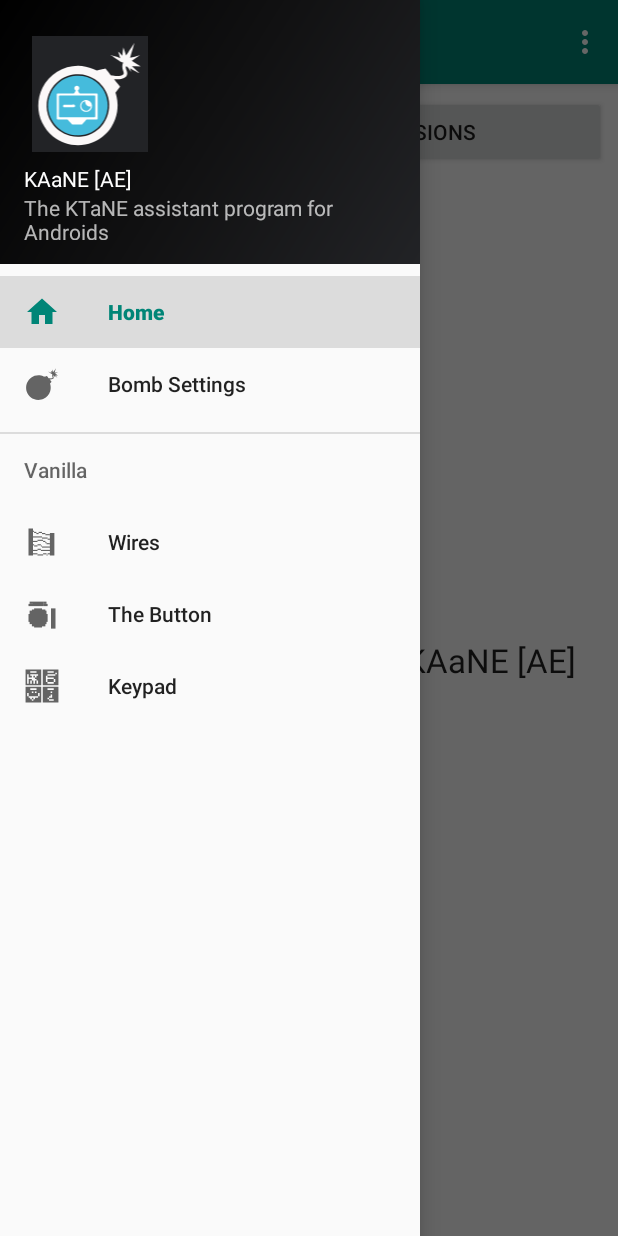
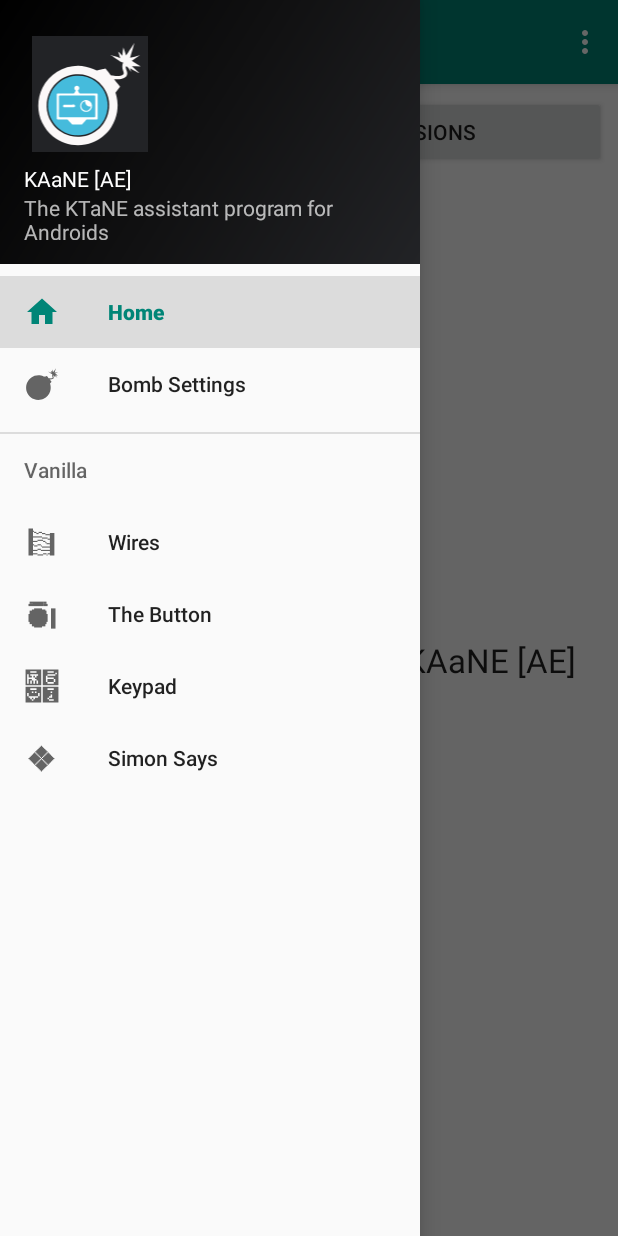
Before and after one commit to ggtylerr/KAaNE-AE-, an Android app: the screen it shows after launch (MainActivity), with the side drawer open, on a phone screen of 412 x 824 dp. Run offline under Robolectric (Android 15) with nearby library versions, the phone set to English and light mode, and no system bars.

Commit message:
Added Simon Says
* Added Simon Says

```diff
--- a/app/src/main/java/com/ggtylerr/kaane_ae/MainActivity.java
+++ b/app/src/main/java/com/ggtylerr/kaane_ae/MainActivity.java
@@ -1,6 +1,5 @@
 package com.ggtylerr.kaane_ae;
 
-import android.content.Context;
 import android.content.Intent;
 import android.content.SharedPreferences;
 import android.content.res.ColorStateList;
@@ -13,9 +12,7 @@ import androidx.appcompat.app.ActionBarDrawerToggle;
 
 import android.view.MenuItem;
 
-import com.ggtylerr.kaane_ae.vanilla.Button;
-import com.ggtylerr.kaane_ae.vanilla.Keypad;
-import com.ggtylerr.kaane_ae.vanilla.Wires;
+import com.ggtylerr.kaane_ae.vanilla.*;
 import com.google.android.material.navigation.NavigationView;
 import androidx.drawerlayout.widget.DrawerLayout;
 
@@ -133,6 +130,7 @@ public class MainActivity extends AppCompatActivity
             case R.id.nav_vanilla_wires: fragment = new Wires(); break;
             case R.id.nav_vanilla_button: fragment = new Button(); break;
             case R.id.nav_vanilla_keypad: fragment = new Keypad(); break;
+            case R.id.nav_vanilla_simon_says: fragment = new SimonSays(); break;
             // Dev Screens
             case R.id.nav_dev_log: fragment = new LogFragment(); break;
         }
--- /dev/null
+++ b/app/src/main/res/drawable/ic_simon_says.xml
@@ -0,0 +1,27 @@
+<vector android:height="24dp" android:viewportHeight="32"
+    android:viewportWidth="32" android:width="24dp" xmlns:android="http://schemas.android.com/apk/res/android">
+    <path android:fillColor="#229FDA" android:pathData="M15,5h1v11h-1z"/>
+    <path android:fillColor="#229FDA" android:pathData="M14,6h3v9h-3z"/>
+    <path android:fillColor="#229FDA" android:pathData="M13,7h5v7h-5z"/>
+    <path android:fillColor="#229FDA" android:pathData="M12,8h7v5h-7z"/>
+    <path android:fillColor="#229FDA" android:pathData="M11,9h9v3h-9z"/>
+    <path android:fillColor="#229FDA" android:pathData="M10,10h11v1h-11z"/>
+    <path android:fillColor="#EB2329" android:pathData="M9,11h1v11h-1z"/>
+    <path android:fillColor="#EB2329" android:pathData="M8,12h3v9h-3z"/>
+    <path android:fillColor="#EB2329" android:pathData="M7,13h5v7h-5z"/>
+    <path android:fillColor="#EB2329" android:pathData="M6,14h7v5h-7z"/>
+    <path android:fillColor="#EB2329" android:pathData="M5,15h9v3h-9z"/>
+    <path android:fillColor="#EB2329" android:pathData="M4,16h11v1h-11z"/>
+    <path android:fillColor="#F5EB28" android:pathData="M21,11h1v11h-1z"/>
+    <path android:fillColor="#F5EB28" android:pathData="M20,12h3v9h-3z"/>
+    <path android:fillColor="#F5EB28" android:pathData="M19,13h5v7h-5z"/>
+    <path android:fillColor="#F5EB28" android:pathData="M18,14h7v5h-7z"/>
+    <path android:fillColor="#F5EB28" android:pathData="M17,15h9v3h-9z"/>
+    <path android:fillColor="#F5EB28" android:pathData="M16,16h11v1h-11z"/>
+    <path android:fillColor="#6BBE45" android:pathData="M15,17h1v11h-1z"/>
+    <path android:fillColor="#6BBE45" android:pathData="M14,18h3v9h-3z"/>
+    <path android:fillColor="#6BBE45" android:pathData="M13,19h5v7h-5z"/>
+    <path android:fillColor="#6BBE45" android:pathData="M12,20h7v5h-7z"/>
+    <path android:fillColor="#6BBE45" android:pathData="M11,21h9v3h-9z"/>
+    <path android:fillColor="#6BBE45" android:pathData="M10,22h11v1h-11z"/>
+</vector>
--- a/app/src/main/res/menu/activity_main_drawer.xml
+++ b/app/src/main/res/menu/activity_main_drawer.xml
@@ -28,6 +28,11 @@
                     android:id="@+id/nav_vanilla_keypad"
                     android:icon="@drawable/ic_keypad"
                     android:title="@string/menu_vanilla_keypad"/>
+                <item
+                    android:id="@+id/nav_vanilla_simon_says"
+                    android:icon="@drawable/ic_simon_says"
+                    android:title="@string/menu_vanilla_simon_says"
+                    />
             </group>
         </menu>
     </item>
```
Also changed, not shown: app/src/main/java/com/ggtylerr/kaane_ae/vanilla/SimonSays.java (added, +59 -0 lines), app/src/main/res/layout/fragment_vanilla_simon_says.xml (added, +50 -0 lines), app/src/main/res/values/strings.xml (+9 -0 lines), app/src/main/res/drawable-xxxhdpi/simon_says_nowel_one.png (added), app/src/main/res/drawable-xxxhdpi/simon_says_nowel_zero.png (added), app/src/main/res/drawable-xxxhdpi/simon_says_vowel_one_nowel_two.png (added), app/src/main/res/drawable-xxxhdpi/simon_says_vowel_two.png (added), app/src/main/res/drawable-xxxhdpi/simon_says_vowel_zero.png (added), 1 other file.
